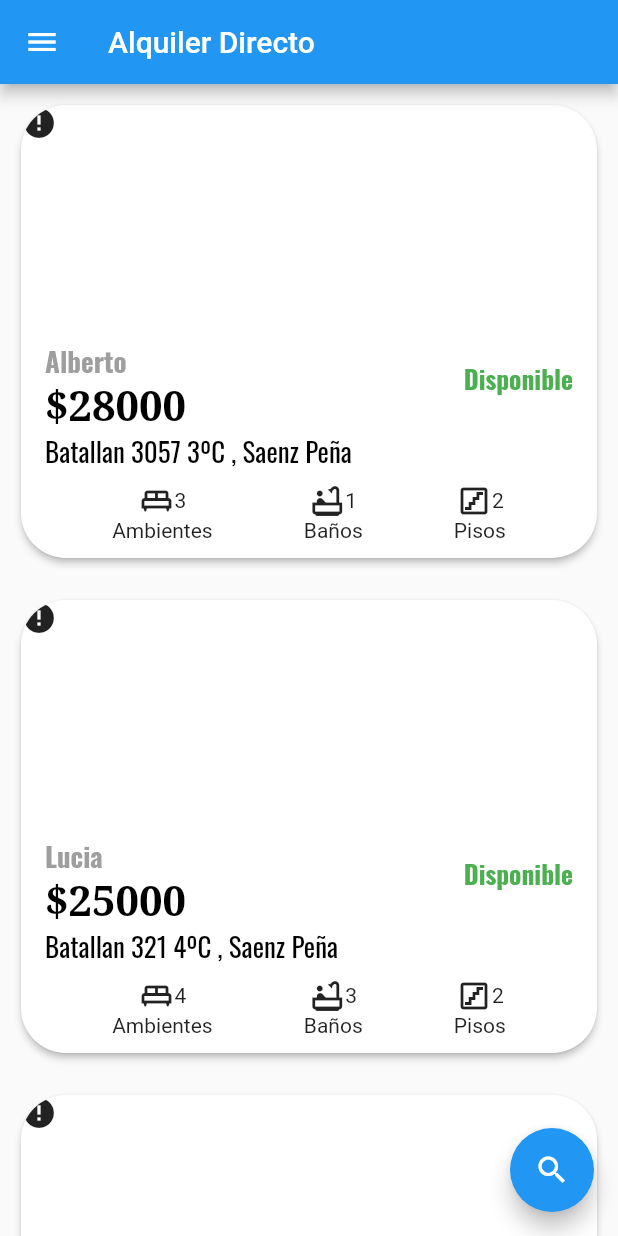
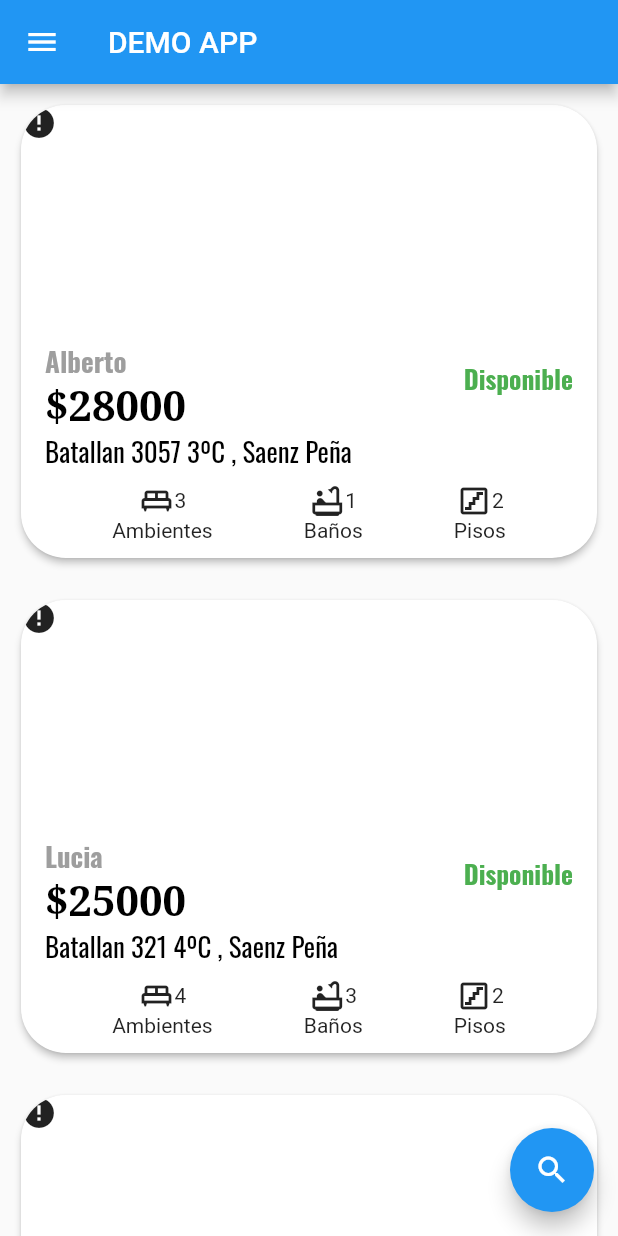
Before and after one commit to Gonzaa25/alquileres_app, a Flutter app: the screen it shows after launch, on a phone screen of 412 x 824 dp. Run offline on Flutter 3.47's test engine with Material 2 defaults, Android fonts, the phone set to English and light mode, and no system bars; drawn by our look-alikes of cached_network_image; our stand-ins replace google_fonts; network calls fail.

Commit message:
new title

```diff
--- a/lib/main.dart
+++ b/lib/main.dart
@@ -16,7 +16,7 @@ class MyApp extends StatelessWidget {
           primarySwatch: Colors.blue,
           visualDensity: VisualDensity.adaptivePlatformDensity,
         ),
-        home: HomePage(title: 'Alquiler Directo'),
+        home: HomePage(title: 'DEMO APP'),
       ),
     );
   }
```
